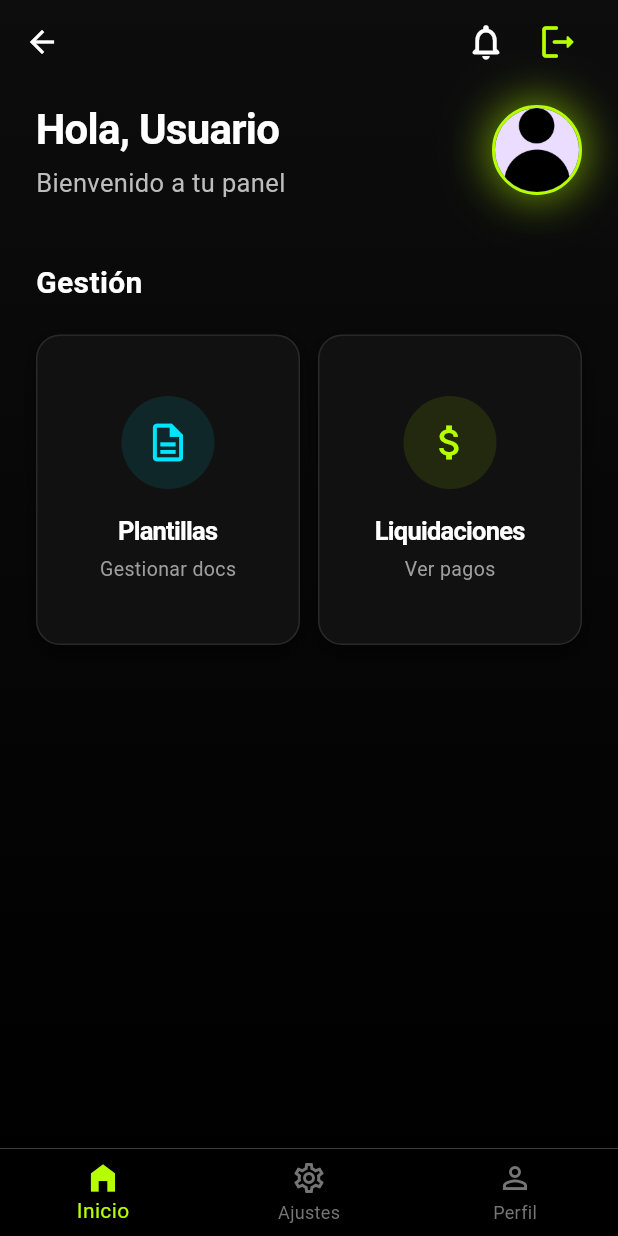
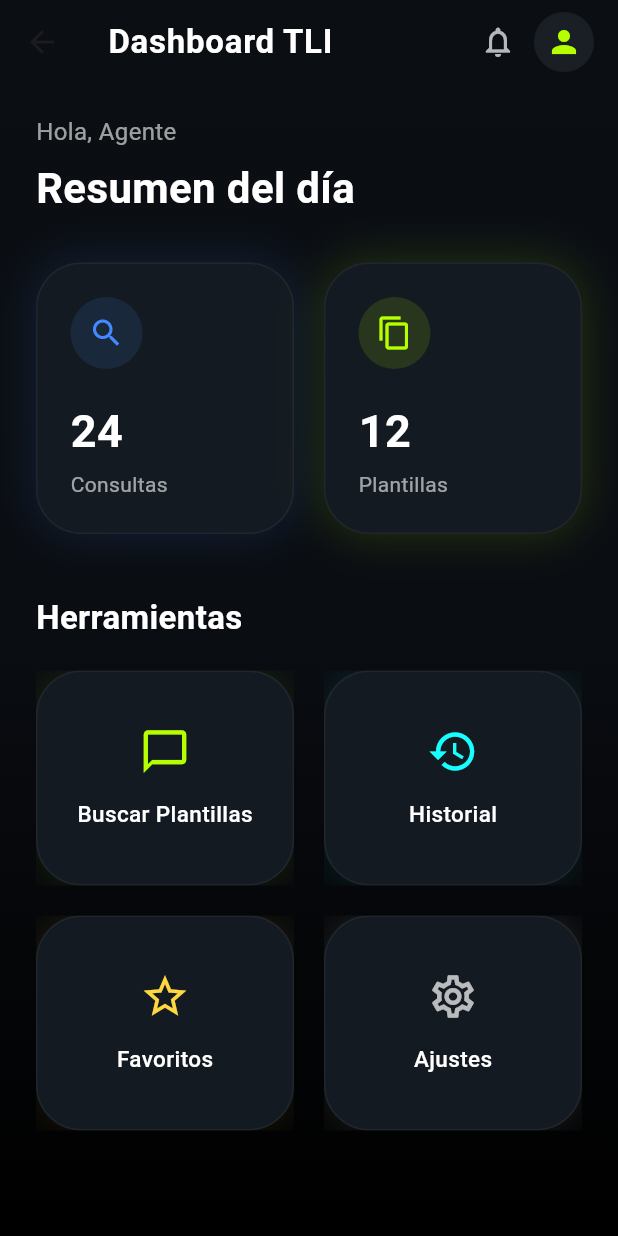
Before and after one commit to a456f/APPTLIMAC, a Flutter app: the HomePage screen opened directly, on a phone screen of 412 x 824 dp. Run offline on Flutter 3.47's test engine with Material 3 defaults, Android fonts, the phone set to English and light mode, and no system bars.

Commit message:
botones del dash

```diff
--- a/lib/home_page.dart
+++ b/lib/home_page.dart
@@ -1,302 +1,349 @@
 import 'package:flutter/material.dart';
 import 'plantillas_page.dart';
-import 'main.dart';
 
-class HomePage extends StatefulWidget {
-  const HomePage({super.key});
+class AnimatedEntrance extends StatefulWidget {
+  final Widget child;
+  final int delay;
+
+  const AnimatedEntrance({
+    super.key,
+    required this.child,
+    this.delay = 0,
+  });
 
   @override
-  State<HomePage> createState() => _HomePageState();
+  State<AnimatedEntrance> createState() => _AnimatedEntranceState();
 }
 
-class _HomePageState extends State<HomePage> with SingleTickerProviderStateMixin {
-  int _selectedIndex = 0;
-  late AnimationController _animationController;
+class _AnimatedEntranceState extends State<AnimatedEntrance>
+    with SingleTickerProviderStateMixin {
+  late AnimationController _controller;
+  late Animation<double> _animation;
 
   @override
   void initState() {
     super.initState();
-    _animationController = AnimationController(
+
+    _controller = AnimationController(
       vsync: this,
-      duration: const Duration(milliseconds: 800),
-    )..forward();
-  }
+      duration: const Duration(milliseconds: 600),
+    );
 
-  void _onItemTapped(int index) {
-    setState(() {
-      _selectedIndex = index;
+    final curve =
+        CurvedAnimation(parent: _controller, curve: Curves.easeOutCubic);
+
+    _animation = Tween<double>(begin: 0.0, end: 1.0).animate(curve);
+
+    Future.delayed(Duration(milliseconds: widget.delay), () {
+      if (mounted) {
+        _controller.forward();
+      }
     });
   }
 
   @override
   void dispose() {
-    _animationController.dispose();
+    _controller.dispose();
     super.dispose();
   }
 
   @override
   Widget build(BuildContext context) {
-    return Scaffold(
-      extendBodyBehindAppBar: true,
-      appBar: AppBar(
-        // The hamburger icon is removed automatically as there is no longer a Drawer.
+    return FadeTransition(
+      opacity: _animation,
+      child: SlideTransition(
+        position: Tween<Offset>(
+          begin: const Offset(0, 0.25),
+          end: Offset.zero,
+        ).animate(_animation),
+        child: widget.child,
+      ),
+    );
+  }
+}
+
+class HomePage extends StatelessWidget {
+  const HomePage({super.key});
+
+  @override
+  Widget build(BuildContext context) {
+    return Container(
+      decoration: const BoxDecoration(
+        gradient: LinearGradient(
+          colors: [
+            Color(0xFF0B0F14),
+            Color(0xFF0A0D12),
+            Color(0xFF000000),
+          ],
+          begin: Alignment.topCenter,
+          end: Alignment.bottomCenter,
+        ),
+      ),
+      child: Scaffold(
         backgroundColor: Colors.transparent,
-        foregroundColor: Colors.white,
-        elevation: 0,
-        actions: [
-          IconButton(
-            icon: const Icon(Icons.notifications_none_rounded, size: 28),
-            onPressed: () {},
+        appBar: AppBar(
+          backgroundColor: Colors.transparent,
+          elevation: 0,
+          title: const Text(
+            "Dashboard TLI",
+            style: TextStyle(
+              color: Colors.white,
+              fontWeight: FontWeight.w600,
+              letterSpacing: 0.5,
+            ),
           ),
-          IconButton(
-            icon: const Icon(Icons.logout_rounded, size: 28, color: Color(0xFFB6FF00)),
-            onPressed: () {
-              Navigator.pushAndRemoveUntil(
-                context,
-                MaterialPageRoute(builder: (context) => const LoginPage()),
-                (route) => false,
-              );
-            },
-          ),
-          const SizedBox(width: 16),
-        ],
-      ),
-      body: Container(
-        decoration: const BoxDecoration(
-          gradient: LinearGradient(
-            colors: [
-              Color(0xFF0D0D0D),
-              Color(0xFF000000),
-            ],
-            begin: Alignment.topCenter,
-            end: Alignment.bottomCenter,
-          ),
-        ),
-        child: SafeArea(
-          child: IndexedStack(
-        index: _selectedIndex,
-        children: <Widget>[
-          // Tab 1: Dashboard
-          Padding(
-        padding: const EdgeInsets.symmetric(horizontal: 24.0),
-        child: Column(
-          crossAxisAlignment: CrossAxisAlignment.start,
-          children: [
-            const SizedBox(height: 10),
-            // Encabezado Moderno
-            SlideTransition(
-              position: Tween<Offset>(
-                begin: const Offset(0, 0.5),
-                end: Offset.zero,
-              ).animate(CurvedAnimation(
-                parent: _animationController,
-                curve: const Interval(0.0, 0.6, curve: Curves.easeOutCubic),
-              )),
-              child: FadeTransition(
-                opacity: Tween<double>(
-                  begin: 0.0,
-                  end: 1.0,
-                ).animate(CurvedAnimation(
-                  parent: _animationController,
-                  curve: const Interval(0.0, 0.6, curve: Curves.easeOut),
-                )),
-                child: Row(
-              children: [
-                Expanded(
-                  child: Column(
-                    crossAxisAlignment: CrossAxisAlignment.start,
-                    children: [
-                      Text(
-                        "Hola, Usuario",
-                        style: TextStyle(
-                          fontSize: 28,
-                          fontWeight: FontWeight.bold,
-                          color: Colors.white,
-                          letterSpacing: -0.5,
-                        ),
-                      ),
-                      const SizedBox(height: 4),
-                      Text(
-                        "Bienvenido a tu panel",
-                        style: TextStyle(
-                          fontSize: 17,
-                          color: Colors.grey.shade400,
-                        ),
-                      ),
-                    ],
-                  ),
-                ),
-                Container(
-                  decoration: BoxDecoration(
-                    shape: BoxShape.circle,
-                    border: Border.all(color: const Color(0xFFB6FF00), width: 2),
-                    boxShadow: [
-                      BoxShadow(
-                        color: const Color(0xFFB6FF00).withOpacity(0.6),
-                        blurRadius: 25,
-                        spreadRadius: 2,
-                      ),
-                    ],
-                  ),
-                  child: const CircleAvatar(
-                    radius: 28,
-                    backgroundImage: AssetImage('assets/user.png'),
-                  ),
-                ),
-              ],
+          actions: [
+            IconButton(
+              icon: const Icon(Icons.notifications_none,
+                  color: Colors.white70),
+              onPressed: () {},
             ),
-              ),
-            ),
-            const SizedBox(height: 40),
-            const Text(
-              "Gestión",
-              style: TextStyle(
-                fontSize: 20,
-                fontWeight: FontWeight.bold,
-                color: Colors.white,
-              ),
-            ),
-            const SizedBox(height: 20),
-            Expanded(
-              child: GridView.count(
-                crossAxisCount: 2,
-                crossAxisSpacing: 12.0,
-                mainAxisSpacing: 12.0,
-                childAspectRatio: 0.85,
-                children: [
-                  _buildCard(
-                    Icons.description_outlined,
-                    "Plantillas",
-                    "Gestionar docs",
-                    const Color(0xFF00E5FF),
-                    1,
-                    onTap: () {
-                      Navigator.push(context, MaterialPageRoute(builder: (context) => const PlantillasPage()));
-                    },
-                  ),
-                  _buildCard(Icons.attach_money, "Liquidaciones", "Ver pagos", const Color(0xFFB6FF00), 2),
-                ],
+            const Padding(
+              padding: EdgeInsets.only(right: 16),
+              child: CircleAvatar(
+                backgroundColor: Color(0xFF1A1F26),
+                child: Icon(Icons.person, color: Color(0xFFB6FF00)),
               ),
             ),
           ],
         ),
-      ),
-          // Tab 2: Settings (Placeholder)
-          const Center(
-            child: Text('Página de Ajustes', style: TextStyle(color: Colors.white)),
+        body: SingleChildScrollView(
+          padding: const EdgeInsets.symmetric(horizontal: 24, vertical: 10),
+          child: Column(
+            crossAxisAlignment: CrossAxisAlignment.start,
+            children: [
+              const SizedBox(height: 10),
+
+              /// Saludo
+              const AnimatedEntrance(
+                delay: 100,
+                child: Text(
+                  "Hola, Agente",
+                  style: TextStyle(
+                    color: Colors.white60,
+                    fontSize: 16,
+                  ),
+                ),
+              ),
+
+              const SizedBox(height: 6),
+
+              const AnimatedEntrance(
+                delay: 200,
+                child: Text(
+                  "Resumen del día",
+                  style: TextStyle(
+                    color: Colors.white,
+                    fontSize: 28,
+                    fontWeight: FontWeight.bold,
+                  ),
+                ),
+              ),
+
+              const SizedBox(height: 30),
+
+              /// Stats
+              AnimatedEntrance(
+                delay: 300,
+                child: Row(
+                  children: [
+                    Expanded(
+                      child: _buildStatCard(
+                        title: "Consultas",
+                        value: "24",
+                        icon: Icons.search,
+                        color: Colors.blueAccent,
+                      ),
+                    ),
+                    const SizedBox(width: 20),
+                    Expanded(
+                      child: _buildStatCard(
+                        title: "Plantillas",
+                        value: "12",
+                        icon: Icons.copy,
+                        color: const Color(0xFFB6FF00),
+                      ),
+                    ),
+                  ],
+                ),
+              ),
+
+              const SizedBox(height: 40),
+
+              const AnimatedEntrance(
+                delay: 400,
+                child: Text(
+                  "Herramientas",
+                  style: TextStyle(
+                    color: Colors.white,
+                    fontSize: 22,
+                    fontWeight: FontWeight.bold,
+                  ),
+                ),
+              ),
+
+              const SizedBox(height: 20),
+
+              GridView.count(
+                shrinkWrap: true,
+                physics: const NeverScrollableScrollPhysics(),
+                crossAxisCount: 2,
+                crossAxisSpacing: 20,
+                mainAxisSpacing: 20,
+                childAspectRatio: 1.2,
+                children: [
+                  AnimatedEntrance(
+                    delay: 500,
+                    child: _buildActionCard(
+                      context,
+                      title: "Buscar Plantillas",
+                      icon: Icons.chat_bubble_outline,
+                      color: const Color(0xFFB6FF00),
+                      onTap: () {
+                        Navigator.push(
+                          context,
+                          MaterialPageRoute(
+                              builder: (_) => const PlantillasPage()),
+                        );
+                      },
+                    ),
+                  ),
+                  AnimatedEntrance(
+                    delay: 600,
+                    child: _buildActionCard(
+                      context,
+                      title: "Historial",
+                      icon: Icons.history,
+                      color: Colors.cyanAccent,
+                      onTap: () {},
+                    ),
+                  ),
+                  AnimatedEntrance(
+                    delay: 700,
+                    child: _buildActionCard(
+                      context,
+                      title: "Favoritos",
+                      icon: Icons.star_border,
+                      color: Colors.amberAccent,
+                      onTap: () {},
+                    ),
+                  ),
+                  AnimatedEntrance(
+                    delay: 800,
+                    child: _buildActionCard(
+                      context,
+                      title: "Ajustes",
+                      icon: Icons.settings_outlined,
+                      color: Colors.white70,
+                      onTap: () {},
+                    ),
+                  ),
+                ],
+              ),
+            ],
           ),
-          // Tab 3: Profile (Placeholder)
-          const Center(
-            child: Text('Página de Perfil', style: TextStyle(color: Colors.white)),
-          ),
-        ],
-      ),
-        ),
-      ),
-      bottomNavigationBar: Container(
-        decoration: BoxDecoration(
-          color: Colors.black,
-          border: Border(
-            top: BorderSide(color: Colors.white.withOpacity(0.1), width: 0.5),
-          ),
-        ),
-        child: BottomNavigationBar(
-          items: const <BottomNavigationBarItem>[
-            BottomNavigationBarItem(
-              icon: Icon(Icons.home_filled),
-              label: 'Inicio',
-            ),
-            BottomNavigationBarItem(
-              icon: Icon(Icons.settings_outlined),
-              label: 'Ajustes',
-            ),
-            BottomNavigationBarItem(
-              icon: Icon(Icons.person_outline),
-              label: 'Perfil',
-            ),
-          ],
-          currentIndex: _selectedIndex,
-          onTap: _onItemTapped,
-          selectedItemColor: const Color(0xFFB6FF00),
-          unselectedItemColor: Colors.grey[600],
-          backgroundColor: Colors.black,
-          type: BottomNavigationBarType.fixed, // Consistent with iOS style
-          elevation: 0,
         ),
       ),
     );
   }
 
-  Widget _buildCard(IconData icon, String title, String subtitle, Color color, int index, {VoidCallback? onTap}) {
-    return SlideTransition(
-      position: Tween<Offset>(
-        begin: const Offset(0, 0.5), // Empieza un poco más abajo
-        end: Offset.zero,
-      ).animate(CurvedAnimation(
-        parent: _animationController,
-        curve: Interval(index * 0.2, 1.0, curve: Curves.easeOutCubic), // Efecto cascada
-      )),
-      child: FadeTransition(
-        opacity: Tween<double>(
-          begin: 0.0,
-          end: 1.0,
-        ).animate(CurvedAnimation(
-          parent: _animationController,
-          curve: Interval(index * 0.2, 1.0, curve: Curves.easeOut),
-        )),
-        child: Container(
+  static Widget _buildStatCard({
+    required String title,
+    required String value,
+    required IconData icon,
+    required Color color,
+  }) {
+    return Container(
+      padding: const EdgeInsets.all(22),
       decoration: BoxDecoration(
-        color: const Color(0xFF111111),
-        borderRadius: BorderRadius.circular(16),
-        border: Border.all(color: Colors.white.withOpacity(0.1)),
+        borderRadius: BorderRadius.circular(30),
+        color: const Color(0xFF141A21),
+        border: Border.all(color: Colors.white.withOpacity(0.05)),
         boxShadow: [
           BoxShadow(
-            color: Colors.black.withOpacity(0.5),
-            blurRadius: 10,
-            offset: const Offset(0, 4),
+            color: color.withOpacity(0.15),
+            blurRadius: 25,
+            spreadRadius: 1,
           ),
         ],
       ),
-      child: Material(
-        color: Colors.transparent,
-        child: InkWell(
-          onTap: onTap ?? () {},
-          borderRadius: BorderRadius.circular(16),
+      child: Column(
+        crossAxisAlignment: CrossAxisAlignment.start,
+        children: [
+          Container(
+            padding: const EdgeInsets.all(12),
+            decoration: BoxDecoration(
+              shape: BoxShape.circle,
+              color: color.withOpacity(0.12),
+            ),
+            child: Icon(icon, color: color, size: 24),
+          ),
+          const SizedBox(height: 20),
+          Text(
+            value,
+            style: const TextStyle(
+              color: Colors.white,
+              fontSize: 30,
+              fontWeight: FontWeight.bold,
+            ),
+          ),
+          const SizedBox(height: 4),
+          Text(
+            title,
+            style: const TextStyle(
+              color: Colors.white60,
+              fontSize: 14,
+            ),
+          ),
+        ],
+      ),
+    );
+  }
+
+  static Widget _buildActionCard(
+    BuildContext context, {
+    required String title,
+    required IconData icon,
+    required Color color,
+    required VoidCallback onTap,
+  }) {
+    return Material(
+      color: Colors.transparent,
+      borderRadius: BorderRadius.circular(30),
+      child: InkWell(
+        onTap: onTap,
+        borderRadius: BorderRadius.circular(30),
+        splashColor: color.withOpacity(0.2),
+        highlightColor: color.withOpacity(0.1),
+        child: Ink(
+          decoration: BoxDecoration(
+            borderRadius: BorderRadius.circular(30),
+            color: const Color(0xFF141A21),
+            border: Border.all(color: Colors.white.withOpacity(0.05)),
+            boxShadow: [
+              BoxShadow(
+                color: color.withOpacity(0.1),
+                blurRadius: 20,
+              )
+            ],
+          ),
           child: Column(
             mainAxisAlignment: MainAxisAlignment.center,
             children: [
-              Container(
-                padding: const EdgeInsets.all(16),
-                decoration: BoxDecoration(
-                  color: color.withOpacity(0.1),
-                  shape: BoxShape.circle,
-                ),
-                child: Icon(icon, size: 30, color: color),
-              ),
-              const SizedBox(height: 16),
+              Icon(icon, color: color, size: 34),
+              const SizedBox(height: 14),
               Text(
                 title,
                 style: const TextStyle(
-                  fontSize: 17,
-                  fontWeight: FontWeight.w600,
                   color: Colors.white,
-                  letterSpacing: -0.5,
-                ),
-              ),
-              const SizedBox(height: 4),
-              Text(
-                subtitle,
-                style: TextStyle(
-                  fontSize: 13,
-                  color: Colors.grey.shade500,
+                  fontSize: 15,
+                  fontWeight: FontWeight.w500,
                 ),
               ),
             ],
           ),
         ),
       ),
-        ),
-      ),
     );
   }
 }
```
